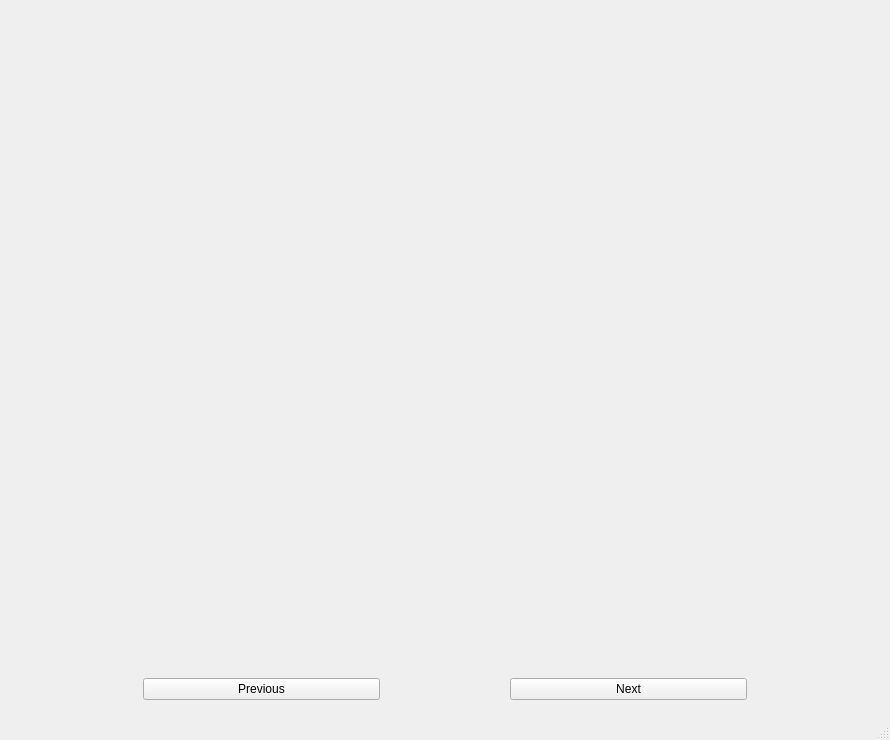
Qt form all.ui (LuWang0211/navigation) before a commit.
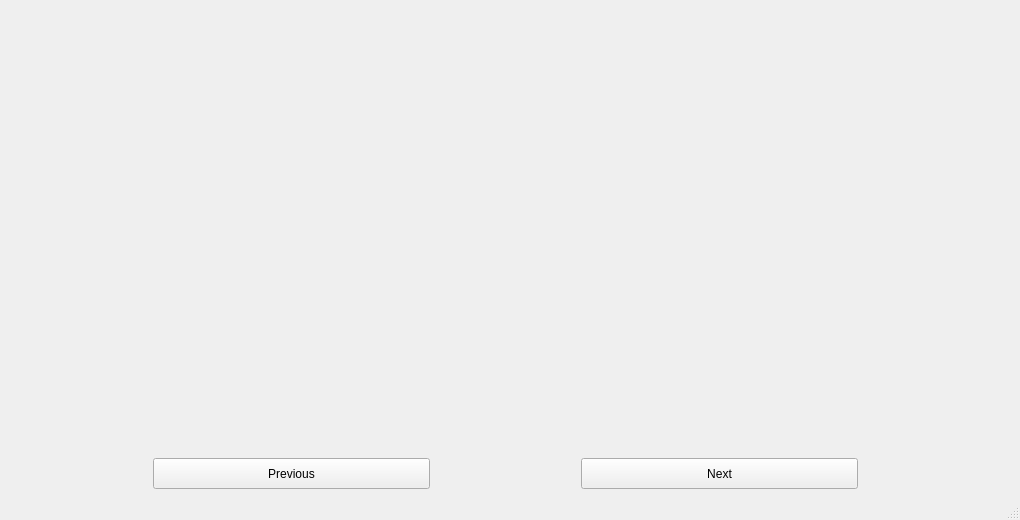
The same form after that commit.

Commit message: Change the UI dimensions to fit target device

```diff
--- a/all.ui
+++ b/all.ui
@@ -6,8 +6,8 @@
    <rect>
     <x>0</x>
     <y>0</y>
-    <width>890</width>
-    <height>740</height>
+    <width>1020</width>
+    <height>520</height>
    </rect>
   </property>
   <property name="windowTitle">
@@ -46,7 +46,25 @@
         <verstretch>0</verstretch>
        </sizepolicy>
       </property>
+      <property name="minimumSize">
+       <size>
+        <width>0</width>
+        <height>40</height>
+       </size>
+      </property>
+      <property name="maximumSize">
+       <size>
+        <width>16777215</width>
+        <height>40</height>
+       </size>
+      </property>
       <layout class="QHBoxLayout" name="horizontalLayout">
+       <property name="leftMargin">
+        <number>0</number>
+       </property>
+       <property name="bottomMargin">
+        <number>0</number>
+       </property>
        <item>
         <widget class="QWidget" name="spacerL" native="true">
          <property name="sizePolicy">
```
Left out of the diff: 2 changed lines with no effect on the pictures. The commit also changes 3 other files.
